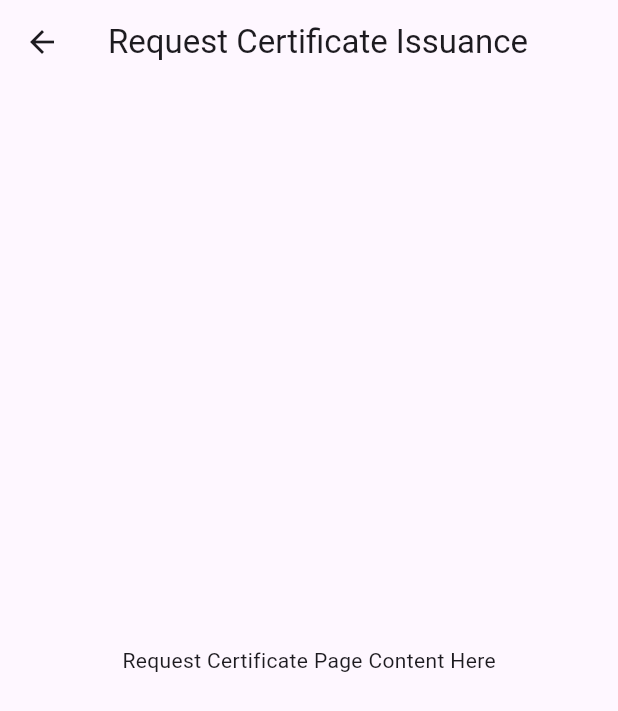
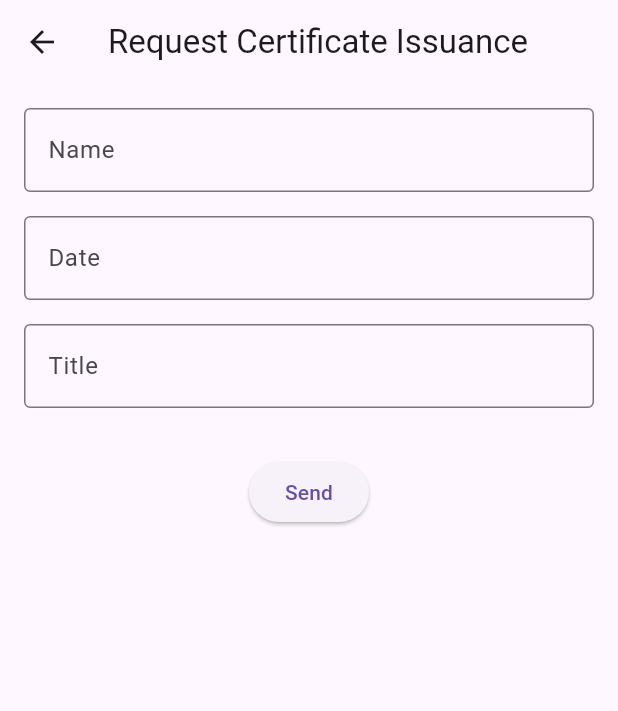
Before and after one commit to SitiFatimah0403/Digital_certificate_project, a Flutter app: the ClientScreen screen opened by its route, after a tap on "Request Certificate Issuance", on a phone screen of 412 x 824 dp. Shown: the top 711 px of the screen. Run offline on Flutter 3.47's test engine with Material 3 defaults, Android fonts, the phone set to English and light mode, and no system bars; our stand-ins replace cloud_firestore, file_picker, firebase_auth, firebase_core, firebase_storage, google_sign_in and 2 more; missing offline and left inert: firebase_app_check, pdfx, syncfusion_flutter_pdf; accounts and stored records are empty.

Commit message:
requesting cert

```diff
--- a/lib/clientDashboard/client_screen.dart
+++ b/lib/clientDashboard/client_screen.dart
@@ -1,4 +1,5 @@
 import 'package:digital_certificate_project/auth/services/auth_service.dart';
+import 'package:digital_certificate_project/clientDashboard/requestCert.dart';
 import 'package:flutter/material.dart';
 import 'client_detail.dart';
 import '../client_verify_cert/CA_ClientVerification.dart';
@@ -43,7 +44,7 @@ class ClientScreen extends StatelessWidget {
           ClientDetail(
             icon: Icons.document_scanner_outlined,
             label: "Request Certificate Issuance",
-            destination: const RequestPage(), // nnti adjust navigation dia
+            destination: Requestcert(), // nnti adjust navigation dia
           ),
           const SizedBox(height: 24),
           ClientDetail(
--- /dev/null
+++ b/lib/clientDashboard/requestCert.dart
@@ -0,0 +1,103 @@
+import 'package:flutter/material.dart';
+import 'package:cloud_firestore/cloud_firestore.dart';
+
+class Requestcert extends StatelessWidget {
+  final TextEditingController nameController = TextEditingController();
+  final TextEditingController dateController = TextEditingController();
+  final TextEditingController titleController = TextEditingController();
+
+  final FirebaseFirestore firestore = FirebaseFirestore.instance;
+
+  @override
+  Widget build(BuildContext context) {
+    return Scaffold(
+      appBar: AppBar(
+        title: Text("Request Certificate Issuance"),
+        leading: IconButton(
+          icon: Icon(Icons.arrow_back),
+          onPressed: () {
+            Navigator.pop(context);
+          },
+        ),
+      ),
+      body: Padding(
+        padding: const EdgeInsets.all(16.0),
+        child: SingleChildScrollView(
+          child: Column(
+            crossAxisAlignment: CrossAxisAlignment.start,
+            children: [
+              TextField(
+                controller: nameController,
+                decoration: InputDecoration(
+                  labelText: "Name",
+                  border: OutlineInputBorder(),
+                ),
+              ),
+              SizedBox(height: 16),
+              TextField(
+                controller: dateController,
+                decoration: InputDecoration(
+                  labelText: "Date",
+                  border: OutlineInputBorder(),
+                ),
+              ),
+              SizedBox(height: 16),
+              TextField(
+                controller: titleController,
+                decoration: InputDecoration(
+                  labelText: "Title",
+                  border: OutlineInputBorder(),
+                ),
+              ),
+              SizedBox(height: 32),
+              Center(
+                child: ElevatedButton(
+                  onPressed: () async {
+                    // Retrieve the input data
+                    String name = nameController.text.trim();
+                    String date = dateController.text.trim();
+                    String title = titleController.text.trim();
+
+                    // Validation: Ensure all fields are filled
+                    if (name.isNotEmpty && date.isNotEmpty && title.isNotEmpty) {
+                      try {
+                        // Send data to Firestore
+                        await firestore.collection('requestCert').add({
+                          'name': name,
+                          'date': date,
+                          'title': title,
+                          'timestamp': FieldValue.serverTimestamp(),
+                        });
+
+                        // Notify success
+                        ScaffoldMessenger.of(context).showSnackBar(
+                          SnackBar(content: Text("Data saved successfully!")),
+                        );
+
+                        // Clear input fields
+                        nameController.clear();
+                        dateController.clear();
+                        titleController.clear();
+                      } catch (e) {
+                        // Handle Firestore errors
+                        ScaffoldMessenger.of(context).showSnackBar(
+                          SnackBar(content: Text("Failed to save data: $e")),
+                        );
+                      }
+                    } else {
+                      // Notify user to fill in all fields
+                      ScaffoldMessenger.of(context).showSnackBar(
+                        SnackBar(content: Text("Please fill out all fields!")),
+                      );
+                    }
+                  },
+                  child: Text("Send"),
+                ),
+              ),
+            ],
+          ),
+        ),
+      ),
+    );
+  }
+}
```
